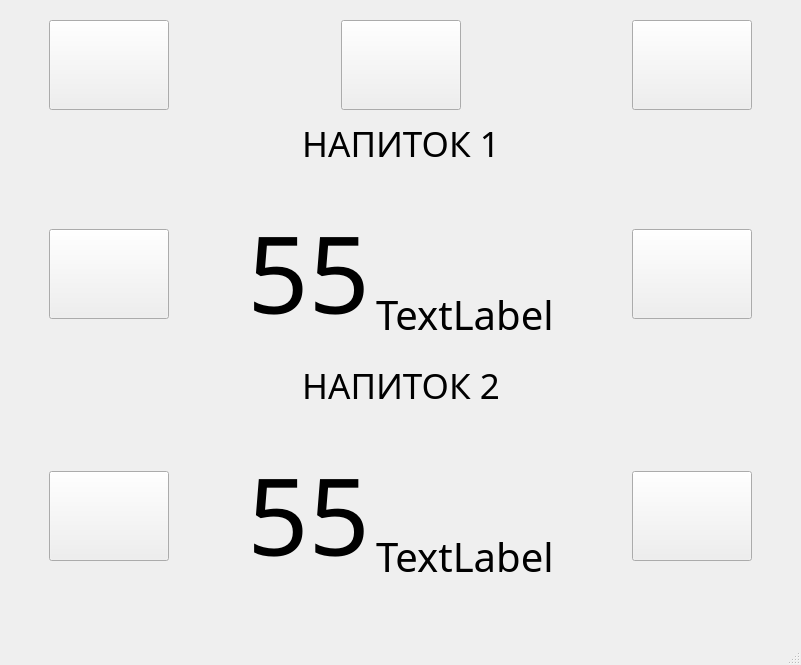
Old version of the form Filler_interface/Window_filler/UI_filler2.ui in the repository TWOKRAI/Filler.
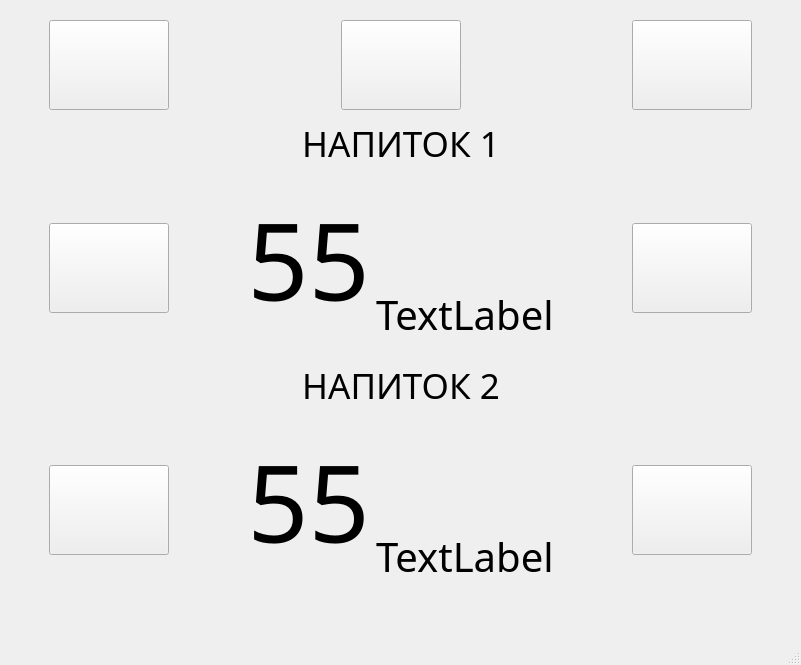
New version of the form.

What changed in the file:
```diff
--- a/Filler_interface/Window_filler/UI_filler2.ui
+++ b/Filler_interface/Window_filler/UI_filler2.ui
@@ -292,22 +292,6 @@
               </property>
              </widget>
             </item>
-            <item>
-             <spacer name="verticalSpacer_6">
-              <property name="orientation">
-               <enum>Qt::Vertical</enum>
-              </property>
-              <property name="sizeType">
-               <enum>QSizePolicy::Minimum</enum>
-              </property>
-              <property name="sizeHint" stdset="0">
-               <size>
-                <width>20</width>
-                <height>13</height>
-               </size>
-              </property>
-             </spacer>
-            </item>
            </layout>
           </item>
           <item>
@@ -533,22 +517,6 @@
               </property>
              </widget>
             </item>
-            <item>
-             <spacer name="verticalSpacer_8">
-              <property name="orientation">
-               <enum>Qt::Vertical</enum>
-              </property>
-              <property name="sizeType">
-               <enum>QSizePolicy::Minimum</enum>
-              </property>
-              <property name="sizeHint" stdset="0">
-               <size>
-                <width>20</width>
-                <height>13</height>
-               </size>
-              </property>
-             </spacer>
-            </item>
            </layout>
           </item>
           <item>
```
